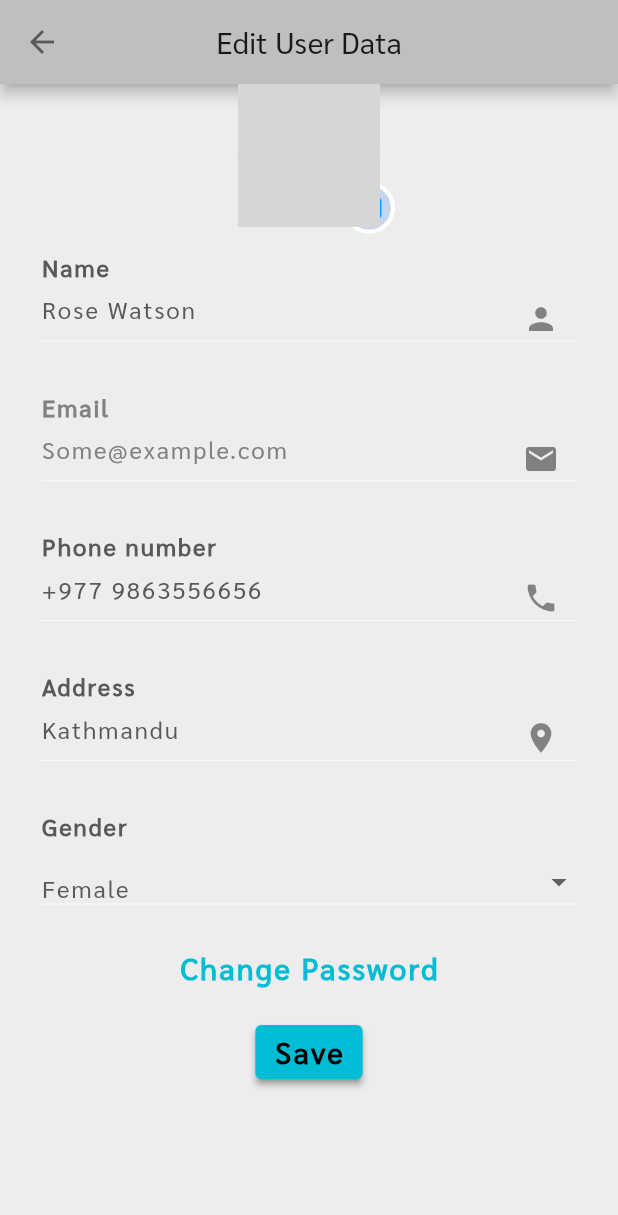
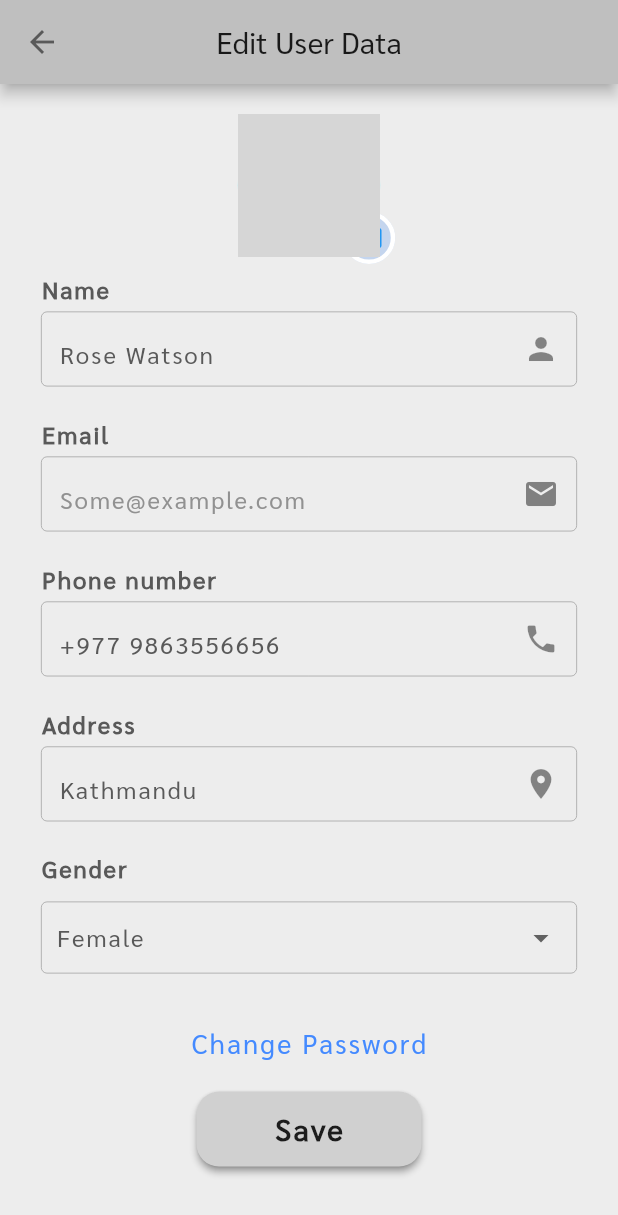
Before and after one commit to sagar-uprety/eventrack_app, a Flutter app: the screen it shows after launch, after a tap on the "edit" icon, on a phone screen of 412 x 824 dp. Shown: the top 1215 px of the screen. Run offline on Flutter 3.47's test engine with Material 2 defaults, Android fonts, the phone set to English and light mode, and no system bars; our stand-ins replace dio, flutter_dotenv, get; network calls fail; grey boxes are pictures that could not be loaded.

Commit message:
Light Theme User profile

```diff
--- a/lib/app/modules/edit_User_Profile/views/edit_textfield.dart
+++ b/lib/app/modules/edit_User_Profile/views/edit_textfield.dart
@@ -21,35 +21,32 @@ class EditUserTextField extends StatelessWidget {
     double hrwidth = queryData.size.width;
     double hrheight =  queryData.size.height;
     return Container(
-      margin: EdgeInsets.symmetric(vertical: hrheight*0.008, horizontal: hrwidth*0.042),
+      margin: EdgeInsets.only(top: hrheight*0.002, right: hrwidth*0.042, left: hrwidth*0.042),
        padding: EdgeInsets.all(10),
        width: hrwidth,
-       height: 80,
+       height: 95,
       child: Column(
         crossAxisAlignment: CrossAxisAlignment.start,
         children: [
           Expanded(
+            flex: 1,
             child: Container(
-              margin: EdgeInsets.only(bottom: 3),
               child: Text(
                title,
-                style: (editable) ? Theme.of(context).textTheme.bodyText2!.copyWith(
+                style:Theme.of(context).textTheme.bodyText2!.copyWith(
                               fontSize: 16,
                               fontWeight: FontWeight.bold
-                ):Theme.of(context).textTheme.bodyText2!.copyWith(
-                              fontSize: 16,
-                              fontWeight: FontWeight.bold,
-                              color: Color(0xff818181)
-                ),
+                )
               ),
             ),
           ),
           Expanded(
+            flex: 2,
             child: Container(
-              height: 40,
+              height: 60,
               padding: EdgeInsets.all(0),
               child: TextField(
-                textAlignVertical: TextAlignVertical.top,
+                textAlignVertical: TextAlignVertical.center,
                 controller: TextEditingController.fromValue(TextEditingValue(text: value, selection: TextSelection.collapsed(offset: value.length))),
                 textAlign: TextAlign.start,
                 enabled: editable,
@@ -58,30 +55,31 @@ class EditUserTextField extends StatelessWidget {
                 decoration: InputDecoration(
                   suffixIcon: icon,
                   labelStyle: TextStyle(color: Colors.white),
-                    contentPadding: EdgeInsets.only(bottom: 20),
-                    fillColor: Color(0xff1a1a1a).withOpacity(0),
-                    border: UnderlineInputBorder(
+                    // contentPadding: EdgeInsets.only(bottom: 20),
+                    // filled: true,
+                    fillColor: Colors.red,
+                    border: OutlineInputBorder(
                       borderSide: BorderSide(
                         width: 0.5,
-                        color: Colors.white
+                        color: Colors.grey
                       )
                     ),
-                    disabledBorder: UnderlineInputBorder(
+                    disabledBorder: OutlineInputBorder(
                       borderSide: BorderSide(
                         width: 0.5,
-                        color: Colors.white,
+                        color: Colors.grey,
                       )
                     ),
-                    enabledBorder: UnderlineInputBorder(
+                    enabledBorder: OutlineInputBorder(
                       borderSide: BorderSide(
                         width: 0.5,
-                        color: Colors.white,
+                        color: Colors.grey,
                       )
                     ),
-                    focusedBorder: UnderlineInputBorder(
+                    focusedBorder: OutlineInputBorder(
                       borderSide: BorderSide(
                         width: 0.5,
-                        color: Colors.white,
+                        color: Colors.grey,
                       )
                     ),
                   ),
@@ -89,7 +87,7 @@ class EditUserTextField extends StatelessWidget {
                     fontSize: 16
                   ): Theme.of(context).textTheme.bodyText2!.copyWith(
                     fontSize: 16,
-                    color: Color(0xff818181)
+                    color: Color(0xff919191)
                   ),
                   onChanged: (text){
                     print(text);
--- a/lib/app/modules/edit_User_Profile/views/edit_user_profile_view.dart
+++ b/lib/app/modules/edit_User_Profile/views/edit_user_profile_view.dart
@@ -33,7 +33,9 @@ class EditUserProfileView extends GetView<EditUserProfileController>  {
           title: Text('Edit User Data'),
           centerTitle: true,
         ),
-        body: SingleChildScrollView(
+        body: Padding(
+          padding: EdgeInsets.only(top: 20),
+          child: SingleChildScrollView(
             child: Column(
               crossAxisAlignment: CrossAxisAlignment.start,
               children: [
@@ -93,11 +95,18 @@ class EditUserProfileView extends GetView<EditUserProfileController>  {
                   child: SelectGender()
                 ),
                 SizedBox(
-                height: hrheight*0.01,
+                  height: hrheight*0.0005,
                 ),
                 Center(
                   child: TextButton(
-                  child: Text("Change Password"),
+                    child: Text(
+                      "Change Password",
+                      style: Theme.of(context).textTheme.button!.copyWith(
+                        color: Colors.blueAccent,
+                        fontWeight: FontWeight.w500,
+                        fontSize: 18
+                      ),
+                    ),
                     onPressed: (){
                       print('PasswordChanged');
                     },),
@@ -106,11 +115,20 @@ class EditUserProfileView extends GetView<EditUserProfileController>  {
                   height: hrheight*0.01,
                 ),
                 Center(
-                child: ElevatedButton(
+                  child: Container(
+                    width: 150,
+                    height: 50,
+                    child: MaterialButton(
+                      shape: RoundedRectangleBorder(
+                        borderRadius: BorderRadius.circular(15)
+                      ),
+                      padding: EdgeInsets.all(10),
+                      color: Color(0xFFD0D0D0),
                       onPressed: (){
                         print("Saved");
                       },
                       child: Text("Save")
+                    ),
                   ),
                 ),
                 SizedBox(
@@ -120,6 +138,7 @@ class EditUserProfileView extends GetView<EditUserProfileController>  {
             ),
           ),
         ),
+      ),
     );
   }
 }
--- a/lib/app/modules/edit_User_Profile/views/select_gender.dart
+++ b/lib/app/modules/edit_User_Profile/views/select_gender.dart
@@ -23,7 +23,7 @@ class SelectGender extends GetView<EditUserProfileController> {
         children: [
           Container(
             width: hrwidth,
-            margin: EdgeInsets.symmetric(vertical: hrheight*0.008, horizontal: hrwidth*0.042),
+            margin: EdgeInsets.only(bottom: hrheight*0.008, top:hrheight*0.001 , right: hrwidth*0.042, left: hrwidth*0.042),
             padding: EdgeInsets.only(bottom: 5),
             child: Text(
               "Gender",
@@ -37,7 +37,7 @@ class SelectGender extends GetView<EditUserProfileController> {
             child: Container(
               margin: EdgeInsets.symmetric( horizontal:hrwidth*0.042),
               width: hrwidth,
-              height: 30,
+              height: 60,
               child: DropdownButtonFormField(
                 icon: Icon(Icons.arrow_drop_down),
                 style: Theme.of(context).textTheme.bodyText2!.copyWith(
@@ -45,30 +45,30 @@ class SelectGender extends GetView<EditUserProfileController> {
                       ),
                 decoration: InputDecoration(
                     labelStyle: TextStyle(color: Colors.white),
-                    contentPadding: EdgeInsets.only(bottom: 12, right: 10),
+                    contentPadding: EdgeInsets.only(right: 10, left: 10),
                     fillColor: Color(0xff1a1a1a).withOpacity(0),
-                    border: UnderlineInputBorder(
+                    border: OutlineInputBorder(
                       borderSide: BorderSide(
                         width: 0.5,
-                        color: Colors.white
+                        color: Colors.grey
                       )
                     ),
-                    disabledBorder: UnderlineInputBorder(
+                    disabledBorder: OutlineInputBorder(
                       borderSide: BorderSide(
                         width: 0.5,
-                        color: Colors.white,
+                        color: Colors.grey,
                       )
                     ),
-                    enabledBorder: UnderlineInputBorder(
+                    enabledBorder: OutlineInputBorder(
                       borderSide: BorderSide(
                         width: 0.5,
-                        color: Colors.white,
+                        color: Colors.grey,
                       )
                     ),
-                    focusedBorder: UnderlineInputBorder(
+                    focusedBorder: OutlineInputBorder(
                       borderSide: BorderSide(
                         width: 0.5,
-                        color: Colors.white,
+                        color: Colors.grey,
                       )
                     ),
                 ),
--- a/lib/app/modules/user_profile/views/user_profile_card.dart
+++ b/lib/app/modules/user_profile/views/user_profile_card.dart
@@ -23,7 +23,7 @@ class UserProfileCard extends StatelessWidget {
         border: Border(
           bottom: BorderSide(
             width: 0.5,
-            color: Colors.white
+            color: Colors.grey
           ),
         ),
       ),
--- a/lib/app/modules/user_profile/views/user_profile_view.dart
+++ b/lib/app/modules/user_profile/views/user_profile_view.dart
@@ -23,7 +23,8 @@ class UserProfileView extends GetView<UserProfileController> {
         title: Text('User Profile'),
         centerTitle: true,
       ),
-      body: SingleChildScrollView(
+      body: Center(
+        child: SingleChildScrollView(
           child: Column(
             crossAxisAlignment: CrossAxisAlignment.start,
             children: [
@@ -86,6 +87,7 @@ class UserProfileView extends GetView<UserProfileController> {
             ],
           ),
         ),
+      ),
     );
   }
 }
```
Lines whose indentation alone changed are shown as unchanged.
